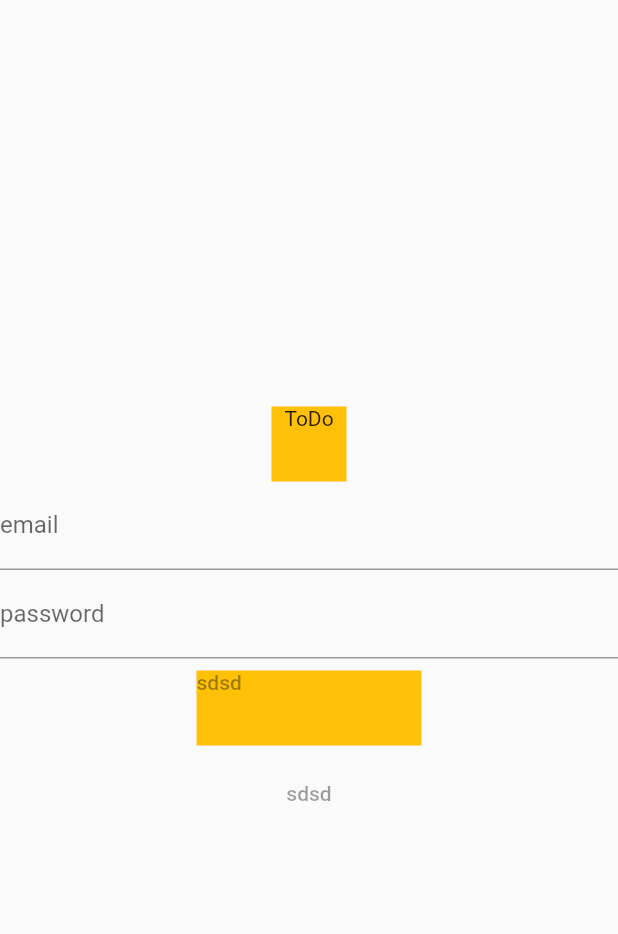
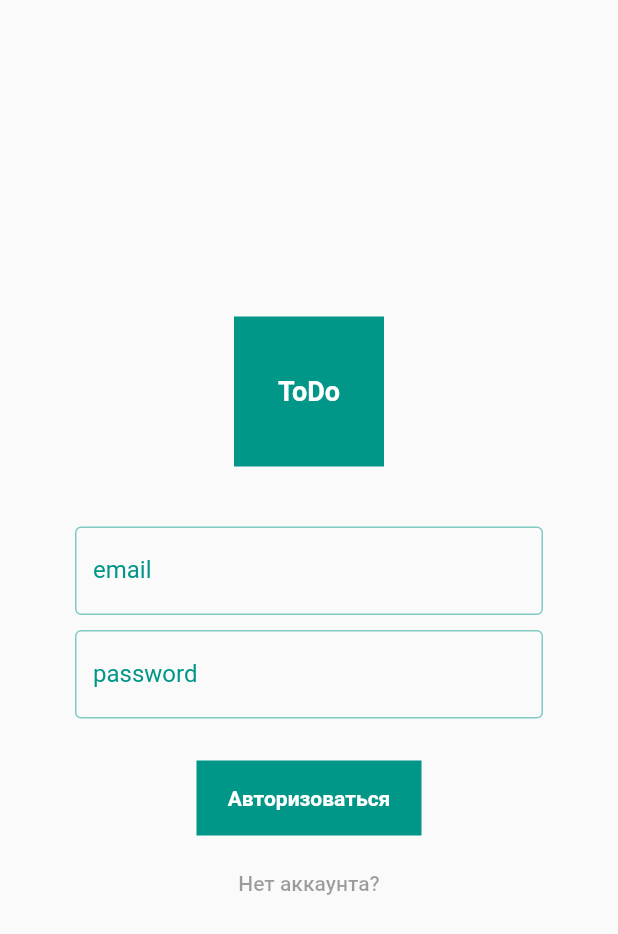
Before and after one commit to jokswer/ToDoFlutter, a Flutter app: the screen it shows after launch, on a phone screen of 412 x 824 dp. Shown: the top 934 px of the screen. Run offline on Flutter 3.47's test engine with Material 2 defaults, Android fonts, the phone set to English and light mode, and no system bars; our stand-ins replace dio, retrofit; generated files the repository leaves out were written again.

Commit message:
add auth screen

```diff
--- a/lib/internal/App.dart
+++ b/lib/internal/App.dart
@@ -1,12 +1,13 @@
 import 'package:flutter/material.dart';
 
 import 'package:ToDoFlutter/presentation/screens/authorization_screen.dart';
-import 'package:ToDoFlutter/presentation/screens/notes.dart'es.dart';
+import 'package:ToDoFlutter/presentation/screens/notes.dart';
 
 class App extends StatelessWidget {
   @override
   Widget build(BuildContext context) {
     return MaterialApp(
+      theme: ThemeData.light(),
       home: Scaffold(
         body: true ? AuthorizationScreen() : NotesScreen(),
       ),
--- /dev/null
+++ b/lib/presentation/components/app_title.dart
@@ -0,0 +1,20 @@
+import 'package:flutter/material.dart';
+
+class AppTitle extends StatelessWidget {
+  @override
+  Widget build(BuildContext context) {
+    return Container(
+        color: Colors.teal,
+        width: 100,
+        height: 100,
+        child: const Center(
+          child: Text(
+            'ToDo',
+            textAlign: TextAlign.center,
+            style: TextStyle(
+                fontWeight: FontWeight.bold, fontSize: 18, color: Colors.white),
+            textDirection: TextDirection.ltr,
+          ),
+        ));
+  }
+}
--- /dev/null
+++ b/lib/presentation/components/button.dart
@@ -0,0 +1,38 @@
+import 'package:flutter/material.dart';
+
+class Button extends StatelessWidget {
+  final String title;
+  final Color color;
+  final double width, height;
+  final Function onPressed;
+
+  const Button(
+      {Key key,
+      this.title,
+      this.color = Colors.teal,
+      this.width = 150,
+      this.height = 50,
+      this.onPressed})
+      : super(key: key);
+
+  @override
+  Widget build(BuildContext context) {
+    return TextButton(
+        onPressed: () => onPressed(),
+        child: Container(
+          child: Center(
+            child: Text(
+              title,
+              textAlign: TextAlign.center,
+              style: const TextStyle(
+                  fontWeight: FontWeight.bold,
+                  fontSize: 14,
+                  color: Colors.white),
+            ),
+          ),
+          height: height,
+          width: width,
+          color: color,
+        ));
+  }
+}
--- /dev/null
+++ b/lib/presentation/components/input.dart
@@ -0,0 +1,27 @@
+import 'package:flutter/material.dart';
+
+class Input extends StatelessWidget {
+  final String labelText;
+  final TextInputType keyboardType;
+  final bool obscureText;
+
+  const Input({Key key, this.labelText, this.keyboardType, this.obscureText})
+      : super(key: key);
+
+  @override
+  Widget build(BuildContext context) {
+    return TextField(
+      obscureText: obscureText,
+      decoration: InputDecoration(
+          enabledBorder: OutlineInputBorder(
+            borderSide: BorderSide(color: Colors.teal[200], width: 1.0),
+          ),
+          focusedBorder: const OutlineInputBorder(
+            borderSide: BorderSide(color: Colors.teal, width: 1.0),
+          ),
+          labelText: labelText,
+          labelStyle: const TextStyle(color: Colors.teal)),
+      keyboardType: keyboardType,
+    );
+  }
+}
--- a/lib/presentation/components/title.dart
+++ /dev/null
@@ -1,17 +0,0 @@
-import 'package:flutter/material.dart';
-
-class Title extends StatelessWidget {
-  @override
-  Widget build(BuildContext context) {
-    return Container(
-      color: Colors.amber,
-      width: 50,
-      height: 50,
-      child: Text(
-        'ToDo',
-        textAlign: TextAlign.center,
-        textDirection: TextDirection.ltr,
-      ),
-    );
-  }
-}
--- a/lib/presentation/screens/authorization_screen.dart
+++ b/lib/presentation/screens/authorization_screen.dart
@@ -1,5 +1,7 @@
 import 'package:flutter/material.dart';
-import 'package:ToDoFlutter/presentation/components/title.dart';
+import 'package:ToDoFlutter/presentation/components/button.dart';
+import 'package:ToDoFlutter/presentation/components/input.dart';
+import 'package:ToDoFlutter/presentation/components/app_title.dart';
 
 class AuthorizationScreen extends StatelessWidget {
   @override
@@ -8,24 +10,29 @@ class AuthorizationScreen extends StatelessWidget {
       body: Center(
         child: Column(
           mainAxisAlignment: MainAxisAlignment.center,
-          children: <Widget> [
-            Title(),
-            TextField(
-              decoration: InputDecoration(labelText: 'email'),
+          children: <Widget>[
+            AppTitle(),
+            const Padding(
+              padding: EdgeInsets.only(top: 40, left: 50, right: 50),
+              child: Input(
+                labelText: 'email',
+                keyboardType: TextInputType.emailAddress,
+                obscureText: false,
+              ),
             ),
-            TextField(
-              decoration: InputDecoration(labelText: 'password'),
+            const Padding(
+              padding:
+                  EdgeInsets.only(top: 10, bottom: 20, left: 50, right: 50),
+              child: Input(
+                labelText: 'password',
+                keyboardType: TextInputType.visiblePassword,
+                obscureText: true,
+              ),
             ),
-            TextButton(
-                onPressed: null,
-                child: Container(
-                  child: Text('sdsd'),
-                  height: 50,
-                  width: 150,
-                  color: Colors.amber,
-                )),
-            TextButton(
-                onPressed: null, child: Text('sdsd'))
+            const Button(
+              title: 'Авторизоваться',
+            ),
+            const TextButton(onPressed: null, child: Text('Нет аккаунта?'))
           ],
         ),
       ),
```
